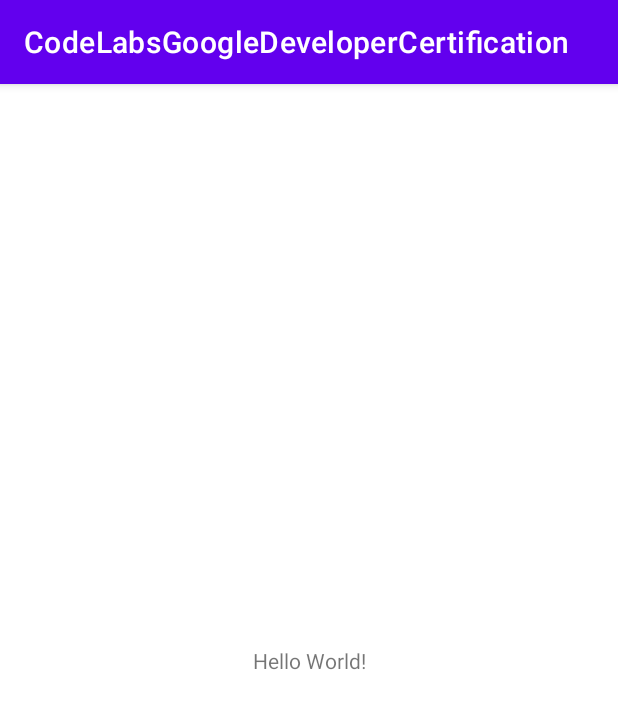
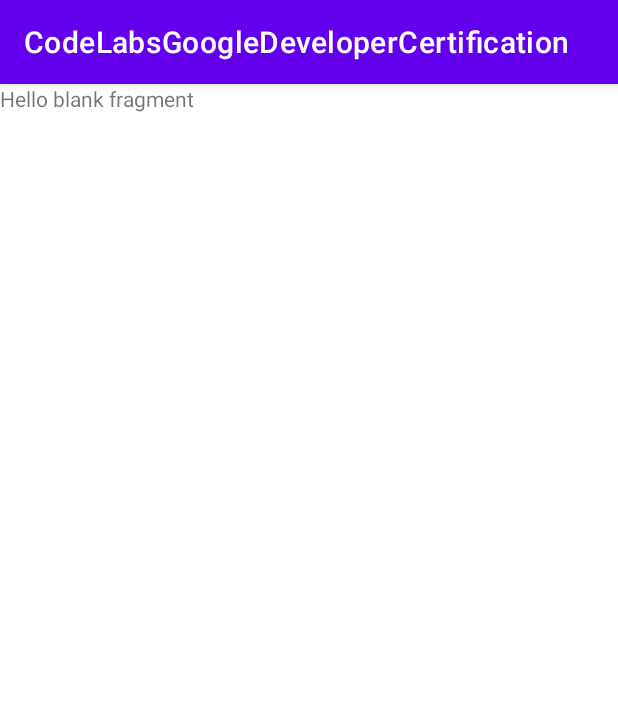
Before and after one commit to gmzucolo/CodeLabsGoogleDeveloperCertification, an Android app: the screen it shows after launch (MainActivity), on a phone screen of 412 x 824 dp. Shown: the top 709 px of the screen. Run offline under Robolectric (Android 15) with nearby library versions, the phone set to English and light mode, and no system bars; 1 statement that could not run was skipped.

Commit message:
nav_graph implemented

```diff
--- a/app/build.gradle
+++ b/app/build.gradle
@@ -29,6 +29,10 @@ android {
     kotlinOptions {
         jvmTarget = '1.8'
     }
+
+    viewBinding {
+        enabled = true
+    }
 }
 
 dependencies {
@@ -37,7 +41,17 @@ dependencies {
     implementation 'androidx.appcompat:appcompat:1.4.1'
     implementation 'com.google.android.material:material:1.5.0'
     implementation 'androidx.constraintlayout:constraintlayout:2.1.3'
+    implementation 'androidx.navigation:navigation-fragment-ktx:2.4.2'
+    implementation 'androidx.navigation:navigation-ui-ktx:2.4.2'
+    implementation 'androidx.legacy:legacy-support-v4:1.0.0'
     testImplementation 'junit:junit:4.+'
     androidTestImplementation 'androidx.test.ext:junit:1.1.3'
     androidTestImplementation 'androidx.test.espresso:espresso-core:3.4.0'
+
+    //Navigation
+    def nav_version = "2.4.2"
+    implementation "androidx.navigation:navigation-fragment-ktx:$nav_version"
+    implementation "androidx.navigation:navigation-ui-ktx:$nav_version"
+    implementation "androidx.navigation:navigation-dynamic-features-fragment:$nav_version"
+    implementation "androidx.navigation:navigation-compose:2.5.0-alpha04"
 }
--- /dev/null
+++ b/app/src/main/java/com/example/codelabsgoogledevelopercertification/MainFragment.kt
@@ -0,0 +1,15 @@
+package com.example.codelabsgoogledevelopercertification
+
+import android.os.Bundle
+import android.view.View
+import com.example.codelabsgoogledevelopercertification.databinding.FragmentMainBinding
+
+class MainFragment : androidx.fragment.app.Fragment(R.layout.fragment_main) {
+
+    private lateinit var binding: FragmentMainBinding
+
+    override fun onViewCreated(view: View, savedInstanceState: Bundle?) {
+        super.onViewCreated(view, savedInstanceState)
+        binding = FragmentMainBinding.bind(view)
+    }
+}
--- a/app/src/main/res/layout/activity_main.xml
+++ b/app/src/main/res/layout/activity_main.xml
@@ -6,13 +6,16 @@
     android:layout_height="match_parent"
     tools:context=".MainActivity">
 
-    <TextView
-        android:layout_width="wrap_content"
-        android:layout_height="wrap_content"
-        android:text="Hello World!"
+    <androidx.fragment.app.FragmentContainerView
+        android:id="@+id/nav_host_fragment"
+        android:name="androidx.navigation.fragment.NavHostFragment"
+        android:layout_width="0dp"
+        android:layout_height="0dp"
+        app:defaultNavHost="true"
         app:layout_constraintBottom_toBottomOf="parent"
         app:layout_constraintLeft_toLeftOf="parent"
         app:layout_constraintRight_toRightOf="parent"
-        app:layout_constraintTop_toTopOf="parent" />
+        app:layout_constraintTop_toTopOf="parent"
+        app:navGraph="@navigation/nav_graph" />
 
 </androidx.constraintlayout.widget.ConstraintLayout>
--- /dev/null
+++ b/app/src/main/res/layout/fragment_main.xml
@@ -0,0 +1,14 @@
+<?xml version="1.0" encoding="utf-8"?>
+<FrameLayout xmlns:android="http://schemas.android.com/apk/res/android"
+    xmlns:tools="http://schemas.android.com/tools"
+    android:layout_width="match_parent"
+    android:layout_height="match_parent"
+    tools:context=".MainFragment">
+
+    <!-- TODO: Update blank fragment layout -->
+    <TextView
+        android:layout_width="match_parent"
+        android:layout_height="match_parent"
+        android:text="@string/hello_blank_fragment" />
+
+</FrameLayout>
--- /dev/null
+++ b/app/src/main/res/navigation/nav_graph.xml
@@ -0,0 +1,13 @@
+<?xml version="1.0" encoding="utf-8"?>
+<navigation xmlns:android="http://schemas.android.com/apk/res/android"
+    xmlns:app="http://schemas.android.com/apk/res-auto"
+    xmlns:tools="http://schemas.android.com/tools"
+    android:id="@+id/nav_graph"
+    app:startDestination="@id/mainFragment">
+
+    <fragment
+        android:id="@+id/mainFragment"
+        android:name="com.example.codelabsgoogledevelopercertification.MainFragment"
+        android:label="fragment_main"
+        tools:layout="@layout/fragment_main" />
+</navigation>
--- a/app/src/main/res/values/strings.xml
+++ b/app/src/main/res/values/strings.xml
@@ -1,3 +1,5 @@
 <resources>
     <string name="app_name">CodeLabsGoogleDeveloperCertification</string>
+    <!-- TODO: Remove or change this placeholder text -->
+    <string name="hello_blank_fragment">Hello blank fragment</string>
 </resources>
```
